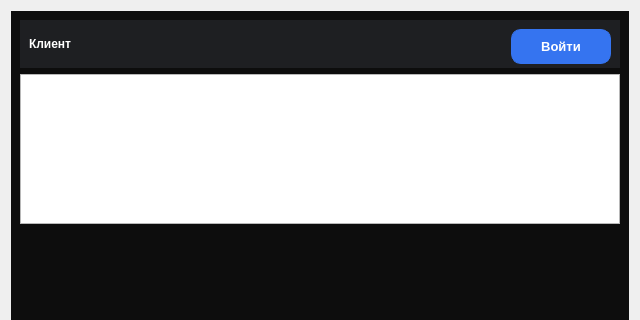
Qt form src/gui/ui/client_window.ui (PavelSbvt/The_epic_RPG_battle) before a commit; both pictures show x 0 to 640 and y 0 to 320 of the 640 by 480 pixel window.
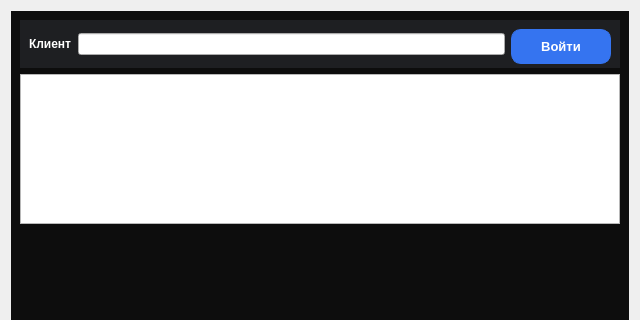
The same form after that commit.

What changed in the file:
```diff
--- a/src/gui/ui/client_window.ui
+++ b/src/gui/ui/client_window.ui
@@ -66,6 +66,9 @@
            </property>
           </widget>
          </item>
+         <item>
+          <widget class="QLineEdit" name="inputIP"/>
+         </item>
          <item>
           <widget class="QPushButton" name="buttonRunGame">
            <property name="minimumSize">
```
